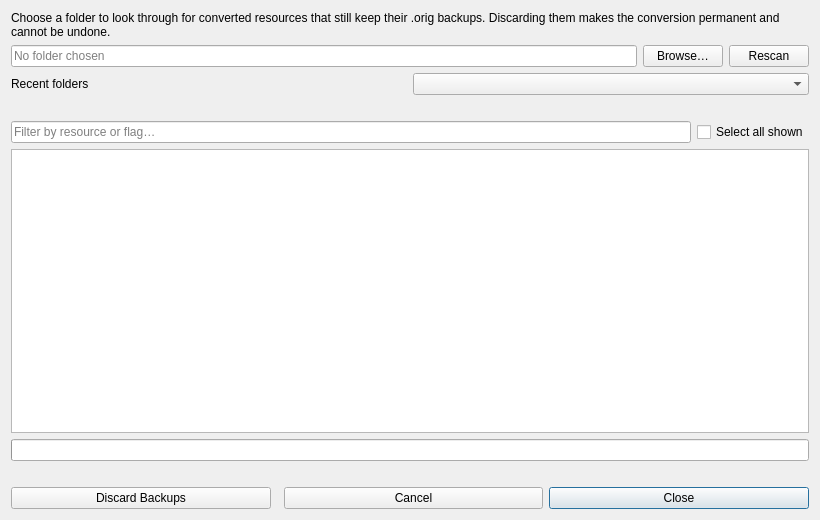
Above: packages/rehuco-agent/src/rehuco_agent/dialogs/conversion_backups_dialog.ui from borco/rehuco before the change. Below: the same form after it.
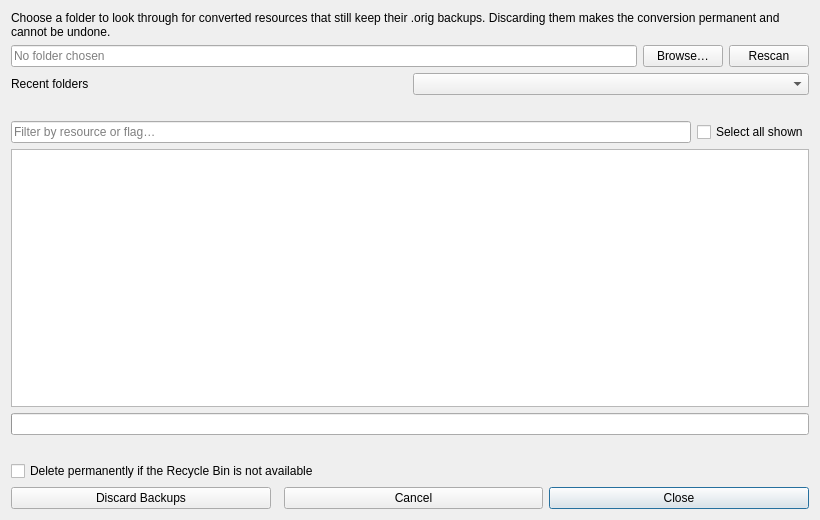
That is the form after the change.

Commit message: refs #301: feat(core,agent): ask once per operation when the Recycle Bin refuses

Diff of the .ui file:
```diff
--- a/packages/rehuco-agent/src/rehuco_agent/dialogs/conversion_backups_dialog.ui
+++ b/packages/rehuco-agent/src/rehuco_agent/dialogs/conversion_backups_dialog.ui
@@ -127,6 +127,13 @@
      </property>
     </widget>
    </item>
+   <item>
+    <widget class="QCheckBox" name="permanent_delete_check_box">
+     <property name="text">
+      <string>Delete permanently if the Recycle Bin is not available</string>
+     </property>
+    </widget>
+   </item>
    <item>
     <layout class="QHBoxLayout" name="button_layout">
      <item>
```
The commit also changes 27 other files.
